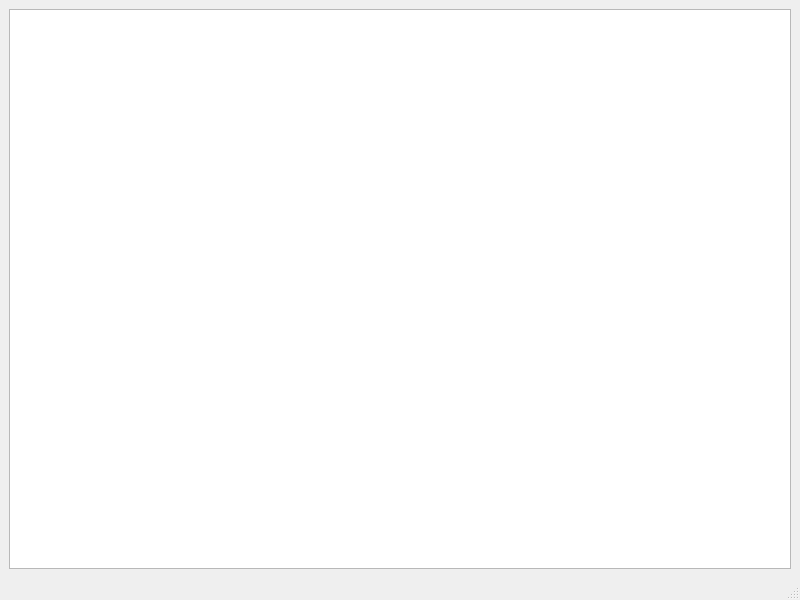
FomkaExe/DeleteDuplicatedFiles, file mainwindow.ui: the form before one commit.
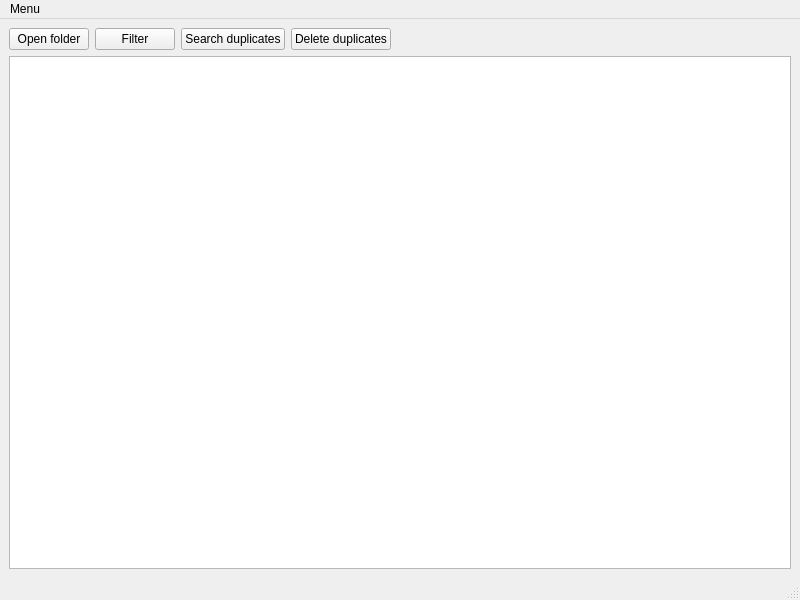
The form after the commit.

Commit message: Generated MD5 hash, added some buttons (the only one working is "open folder" for now)

```diff
--- a/mainwindow.ui
+++ b/mainwindow.ui
@@ -16,6 +16,51 @@
   <widget class="QWidget" name="centralwidget">
    <layout class="QGridLayout" name="gridLayout">
     <item row="0" column="0">
+     <layout class="QHBoxLayout" name="horizontalLayout">
+      <item>
+       <widget class="QPushButton" name="openButton">
+        <property name="text">
+         <string>Open folder</string>
+        </property>
+       </widget>
+      </item>
+      <item>
+       <widget class="QPushButton" name="filterButton">
+        <property name="text">
+         <string>Filter</string>
+        </property>
+       </widget>
+      </item>
+      <item>
+       <widget class="QPushButton" name="searchButton">
+        <property name="text">
+         <string>Search duplicates</string>
+        </property>
+       </widget>
+      </item>
+      <item>
+       <widget class="QPushButton" name="deleteButton">
+        <property name="text">
+         <string>Delete duplicates</string>
+        </property>
+       </widget>
+      </item>
+      <item>
+       <spacer name="horizontalSpacer">
+        <property name="orientation">
+         <enum>Qt::Horizontal</enum>
+        </property>
+        <property name="sizeHint" stdset="0">
+         <size>
+          <width>40</width>
+          <height>20</height>
+         </size>
+        </property>
+       </spacer>
+      </item>
+     </layout>
+    </item>
+    <item row="1" column="0">
      <widget class="QTreeView" name="treeView"/>
     </item>
    </layout>
@@ -29,6 +74,17 @@
      <height>22</height>
     </rect>
    </property>
+   <widget class="QMenu" name="menuOpen_folder">
+    <property name="title">
+     <string>Menu</string>
+    </property>
+    <addaction name="actionOpen_folder"/>
+    <addaction name="actionfilter"/>
+    <addaction name="actionSearch_duplicates"/>
+    <addaction name="actionDelete_duplicates"/>
+    <addaction name="actionExit"/>
+   </widget>
+   <addaction name="menuOpen_folder"/>
   </widget>
   <widget class="QStatusBar" name="statusbar"/>
  </widget>
```
Left out of the diff: 25 changed lines with no effect on the pictures. The commit also changes 6 other files.
